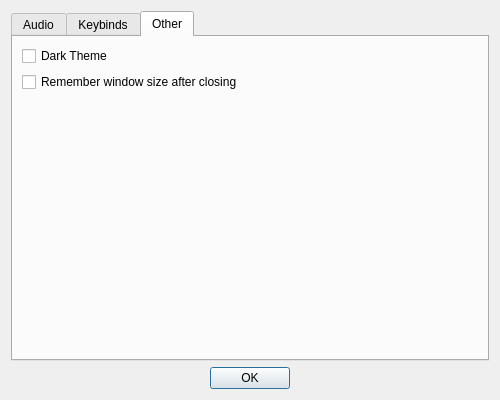
Qt form src/Dialog/dialogsettings.ui (defaultsamson/Soundboard) before a commit.
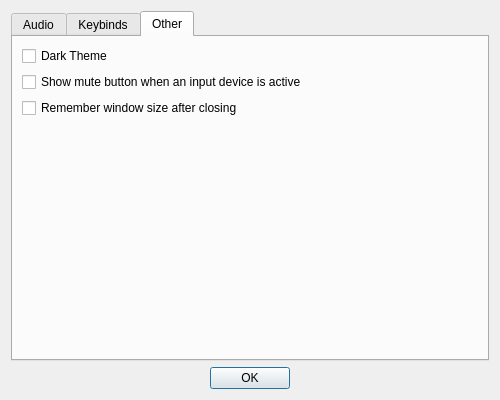
The same form after that commit. The open tabs and pages were chosen to show the change. Icons and pictures are not drawn. Custom widgets are drawn as their Qt base class.

Commit message: Dynamic adding and removing of mute button

```diff
--- a/src/Dialog/dialogsettings.ui
+++ b/src/Dialog/dialogsettings.ui
@@ -1150,6 +1150,13 @@
          </property>
         </widget>
        </item>
+       <item>
+        <widget class="QCheckBox" name="checkBoxShowMuteButton">
+         <property name="text">
+          <string>Show mute button when an input device is active</string>
+         </property>
+        </widget>
+       </item>
        <item>
         <widget class="QCheckBox" name="checkBoxWindowSize">
          <property name="text">
```
Left out of the diff: 4 changed lines with no effect on the pictures. The commit also changes 4 other files.
